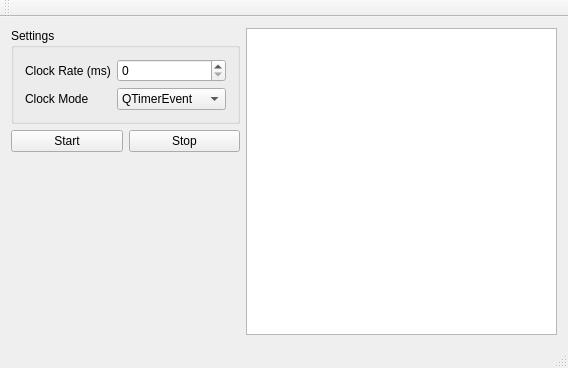
The window that qtStudy_multiThread/mainwindow.ui (f0ghua/qtStudy) describes before a commit, drawn with Qt 5.
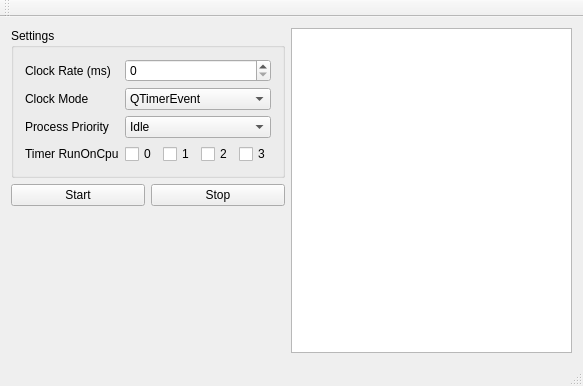
The same window after the commit.

What changed in the file:
```diff
--- a/qtStudy_multiThread/mainwindow.ui
+++ b/qtStudy_multiThread/mainwindow.ui
@@ -6,8 +6,8 @@
    <rect>
     <x>0</x>
     <y>0</y>
-    <width>568</width>
-    <height>368</height>
+    <width>583</width>
+    <height>386</height>
    </rect>
   </property>
   <property name="windowTitle">
@@ -28,6 +28,34 @@
        <string>Settings</string>
       </property>
       <layout class="QGridLayout" name="gridLayout_2">
+       <item row="5" column="0">
+        <widget class="QLabel" name="label_4">
+         <property name="text">
+          <string>Timer RunOnCpu</string>
+         </property>
+        </widget>
+       </item>
+       <item row="3" column="0">
+        <widget class="QLabel" name="label_3">
+         <property name="text">
+          <string>Process Priority</string>
+         </property>
+        </widget>
+       </item>
+       <item row="5" column="2">
+        <widget class="QCheckBox" name="cbCpu1">
+         <property name="text">
+          <string>1</string>
+         </property>
+        </widget>
+       </item>
+       <item row="5" column="3">
+        <widget class="QCheckBox" name="cbCpu2">
+         <property name="text">
+          <string>2</string>
+         </property>
+        </widget>
+       </item>
        <item row="0" column="0">
         <widget class="QLabel" name="label">
          <property name="text">
@@ -35,10 +63,52 @@
          </property>
         </widget>
        </item>
-       <item row="0" column="1">
-        <widget class="QSpinBox" name="sbClockRate"/>
+       <item row="1" column="0">
+        <widget class="QLabel" name="label_2">
+         <property name="text">
+          <string>Clock Mode</string>
+         </property>
+        </widget>
        </item>
-       <item row="1" column="1">
+       <item row="5" column="1">
+        <widget class="QCheckBox" name="cbCpu0">
+         <property name="text">
+          <string>0</string>
+         </property>
+        </widget>
+       </item>
+       <item row="5" column="4">
+        <widget class="QCheckBox" name="cbCpu3">
+         <property name="text">
+          <string>3</string>
+         </property>
+        </widget>
+       </item>
+       <item row="3" column="1" colspan="4">
+        <widget class="QComboBox" name="cbProcessPriority">
+         <item>
+          <property name="text">
+           <string>Idle</string>
+          </property>
+         </item>
+         <item>
+          <property name="text">
+           <string>Normal</string>
+          </property>
+         </item>
+         <item>
+          <property name="text">
+           <string>High</string>
+          </property>
+         </item>
+         <item>
+          <property name="text">
+           <string>Realtime</string>
+          </property>
+         </item>
+        </widget>
+       </item>
+       <item row="1" column="1" colspan="4">
         <widget class="QComboBox" name="cbClockMode">
          <item>
           <property name="text">
@@ -57,12 +127,8 @@
          </item>
         </widget>
        </item>
-       <item row="1" column="0">
-        <widget class="QLabel" name="label_2">
-         <property name="text">
-          <string>Clock Mode</string>
-         </property>
-        </widget>
+       <item row="0" column="1" colspan="4">
+        <widget class="QSpinBox" name="sbClockRate"/>
        </item>
       </layout>
      </widget>
```
Left out of the diff: 2 changed lines with no effect on the pictures.
